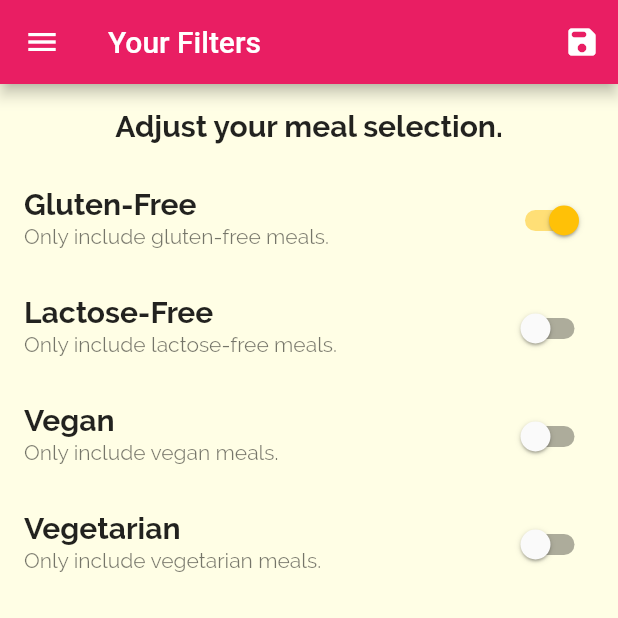
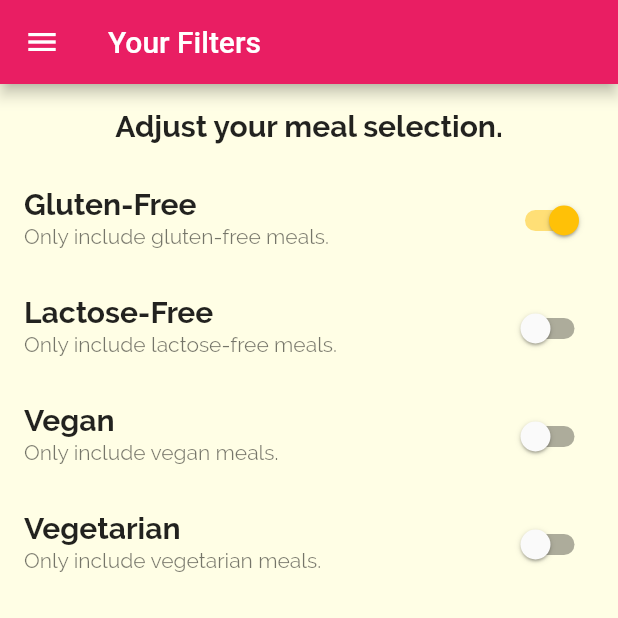
Before and after one commit to FadyFawzyOfficial/meals, a Flutter app: the FiltersScreen screen opened by its route, after a tap on "Gluten-Free", on a phone screen of 412 x 824 dp, the top half of it. Run offline on Flutter 3.47's test engine with Material 2 defaults, Android fonts, the phone set to English and light mode, and no system bars; network calls fail.

Commit message:
4. [VIC] Build Filter Class Model & Use it instead of Map (Fady's Solution)

```diff
--- a/lib/main.dart
+++ b/lib/main.dart
@@ -1,5 +1,6 @@
 import 'package:flutter/material.dart';
 
+import 'models/filter.dart';
 import 'screens/category_meals_screen.dart';
 import 'screens/filters_screen.dart';
 import 'screens/meal_details_screen.dart';
@@ -10,12 +11,7 @@ void main() => runApp(MyApp());
 class MyApp extends StatelessWidget {
   MyApp({super.key});
 
-  var _filters = {
-    'Gluten': false,
-    'Lactose': false,
-    'Vegan': false,
-    'Vegetarian': false,
-  };
+  var _filter = const Filter();
 
   @override
   Widget build(BuildContext context) {
@@ -45,13 +41,13 @@ class MyApp extends StatelessWidget {
       routes: {
         '/': (_) => const TabsScreen(),
         CategoryMealsScreen.routeName: (_) =>
-            CategoryMealsScreen(filters: _filters),
+            CategoryMealsScreen(filter: _filter),
         MealDetailsScreen.routeName: (_) => const MealDetailsScreen(),
         FiltersScreen.routeName: (_) =>
-            FiltersScreen(filters: _filters, setFilters: _setFilters),
+            FiltersScreen(filter: _filter, setFilter: _setFilter),
       },
     );
   }
 
-  void _setFilters(Map<String, bool> filters) => _filters = filters;
+  void _setFilter(Filter filter) => _filter = filter;
 }
--- /dev/null
+++ b/lib/models/filter.dart
@@ -0,0 +1,27 @@
+class Filter {
+  final bool gluten;
+  final bool lactose;
+  final bool vegan;
+  final bool vegetarian;
+
+  const Filter({
+    this.gluten = false,
+    this.lactose = false,
+    this.vegan = false,
+    this.vegetarian = false,
+  });
+
+  Filter copyWith({
+    bool? gluten,
+    bool? lactose,
+    bool? vegan,
+    bool? vegetarian,
+  }) {
+    return Filter(
+      gluten: gluten ?? this.gluten,
+      lactose: lactose ?? this.lactose,
+      vegan: vegan ?? this.vegan,
+      vegetarian: vegetarian ?? this.vegetarian,
+    );
+  }
+}
--- a/lib/screens/filters_screen.dart
+++ b/lib/screens/filters_screen.dart
@@ -1,17 +1,18 @@
 import 'package:flutter/material.dart';
 
+import '../models/filter.dart';
 import '../widgets/main_drawer.dart';
 
 class FiltersScreen extends StatefulWidget {
   static const routeName = 'filters';
 
-  final Map<String, bool> filters;
-  final void Function(Map<String, bool> filters) setFilters;
+  final Filter filter;
+  final void Function(Filter filter) setFilter;
 
   const FiltersScreen({
     super.key,
-    required this.filters,
-    required this.setFilters,
+    required this.filter,
+    required this.setFilter,
   });
 
   @override
@@ -19,38 +20,18 @@ class FiltersScreen extends StatefulWidget {
 }
 
 class _FiltersScreenState extends State<FiltersScreen> {
-  late bool isGlutenFree;
-  late bool isLactoseFree;
-  late bool isVegan;
-  late bool isVegetarian;
+  late Filter filter;
 
   @override
   void initState() {
     super.initState();
-    var filters = widget.filters;
-    isGlutenFree = filters['Gluten']!;
-    isLactoseFree = filters['Lactose']!;
-    isVegan = filters['Vegan']!;
-    isVegetarian = filters['Vegetarian']!;
+    filter = widget.filter;
   }
 
   @override
   Widget build(BuildContext context) {
     return Scaffold(
-      appBar: AppBar(
-        title: const Text('Your Filters'),
-        actions: [
-          IconButton(
-            onPressed: () => widget.setFilters({
-              'Gluten': isGlutenFree,
-              'Lactose': isLactoseFree,
-              'Vegan': isVegan,
-              'Vegetarian': isVegetarian,
-            }),
-            icon: const Icon(Icons.save_rounded),
-          ),
-        ],
-      ),
+      appBar: AppBar(title: const Text('Your Filters')),
       drawer: const MainDrawer(),
       body: Column(
         children: [
@@ -64,26 +45,46 @@ class _FiltersScreenState extends State<FiltersScreen> {
           AdaptiveSwitchListTile(
             title: 'Gluten-Free',
             subtitle: 'Only include gluten-free meals.',
-            value: isGlutenFree,
-            onChange: (value) => setState(() => isGlutenFree = value),
+            value: filter.gluten,
+            onChange: (value) => setState(
+              () {
+                filter = filter.copyWith(gluten: value);
+                widget.setFilter(filter);
+              },
+            ),
           ),
           AdaptiveSwitchListTile(
             title: 'Lactose-Free',
             subtitle: 'Only include lactose-free meals.',
-            value: isLactoseFree,
-            onChange: (value) => setState(() => isLactoseFree = value),
+            value: filter.lactose,
+            onChange: (value) => setState(
+              () {
+                filter = filter.copyWith(lactose: value);
+                widget.setFilter(filter);
+              },
+            ),
           ),
           AdaptiveSwitchListTile(
             title: 'Vegan',
             subtitle: 'Only include vegan meals.',
-            value: isVegan,
-            onChange: (value) => setState(() => isVegan = value),
+            value: filter.vegan,
+            onChange: (value) => setState(
+              () {
+                filter = filter.copyWith(vegan: value);
+                widget.setFilter(filter);
+              },
+            ),
           ),
           AdaptiveSwitchListTile(
             title: 'Vegetarian',
             subtitle: 'Only include vegetarian meals.',
-            value: isVegetarian,
-            onChange: (value) => setState(() => isVegetarian = value),
+            value: filter.vegetarian,
+            onChange: (value) => setState(
+              () {
+                filter = filter.copyWith(vegetarian: value);
+                widget.setFilter(filter);
+              },
+            ),
           ),
         ],
       ),
```
Also changed, not shown: lib/screens/category_meals_screen.dart (+12 -15 lines).
